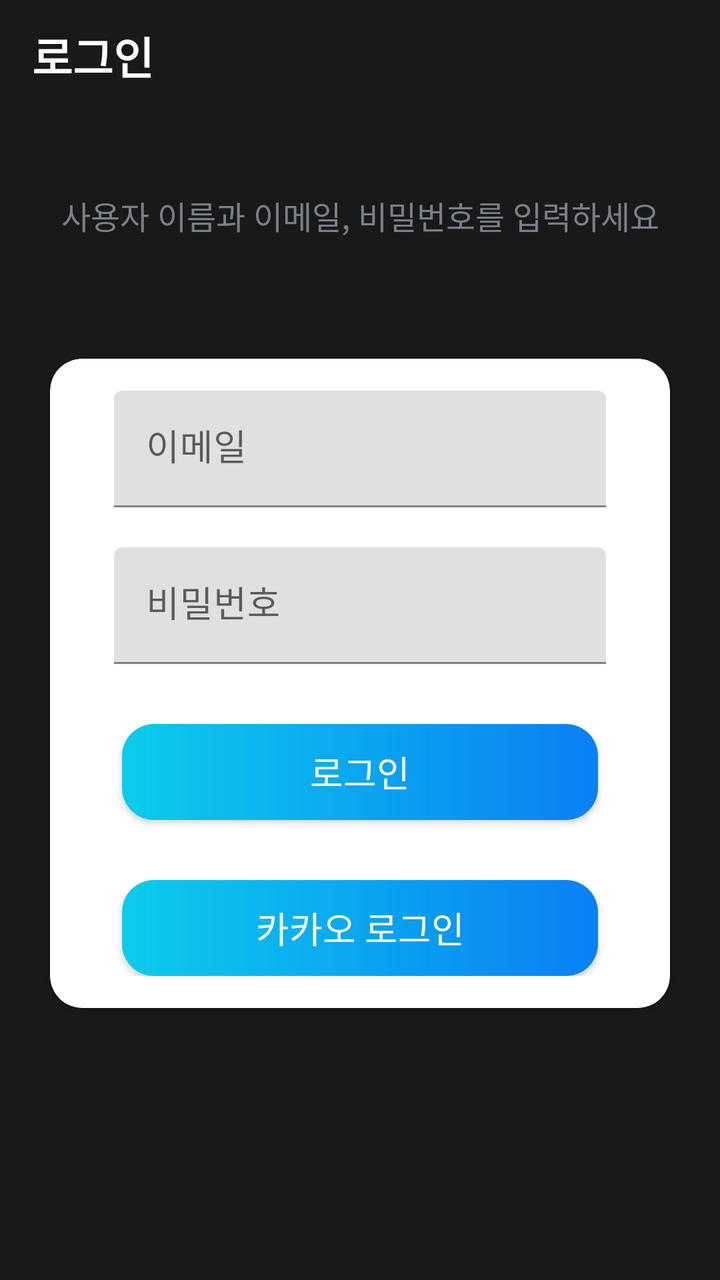
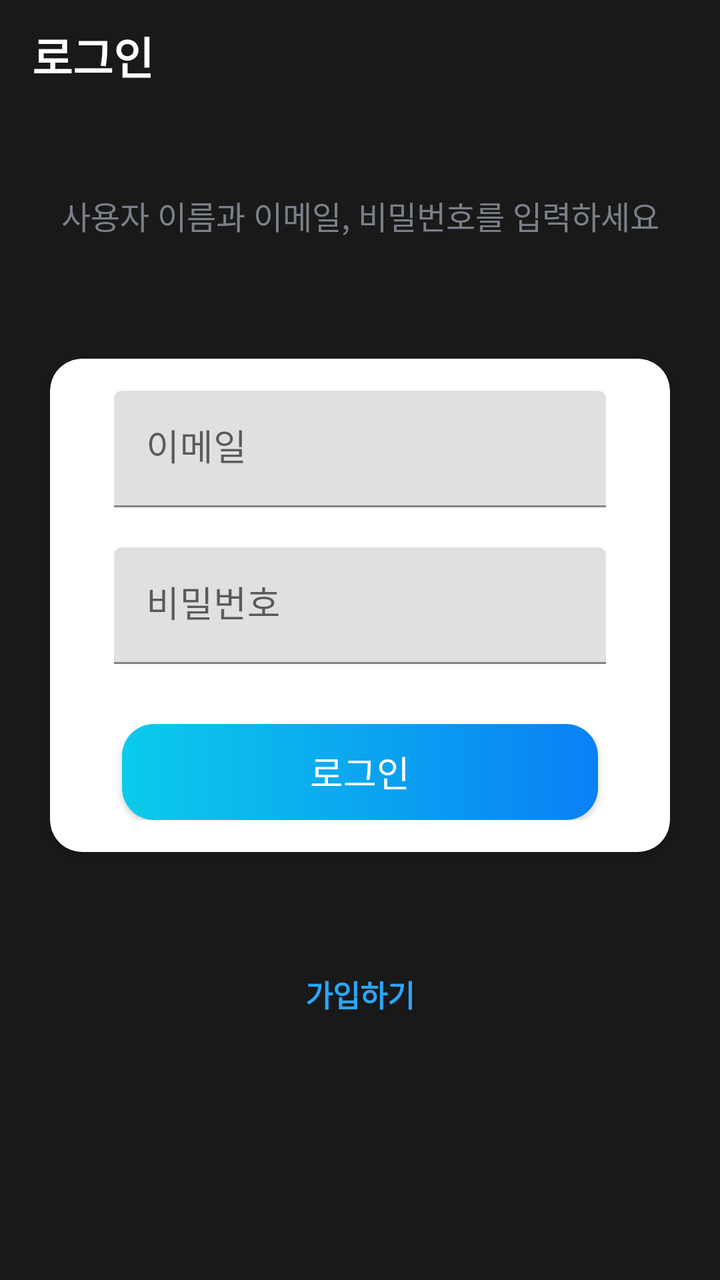

Two renders of the same Android screen: before a commit and after it. Below are the layout's source before the change and the commit's diff.
<!-- AndroidManifest.xml: activity theme AppTheme.NoActionBar -->
<!-- res/layout/activity_sign_in.xml -->
<?xml version="1.0" encoding="utf-8"?>
<layout xmlns:android="http://schemas.android.com/apk/res/android"
    xmlns:app="http://schemas.android.com/apk/res-auto"
    xmlns:tools="http://schemas.android.com/tools">

    <data>

    </data>

    <LinearLayout
        android:layout_width="match_parent"
        android:layout_height="match_parent"
        android:background="@color/default_background"
        android:orientation="vertical"
        tools:context=".ui.login.SignInActivity">

        <androidx.appcompat.widget.Toolbar
            android:id="@+id/toolbar_sign_in"
            android:layout_width="match_parent"
            android:elevation="@dimen/toolbar_elevation"
            android:layout_height="?attr/actionBarSize">

            <TextView
                android:id="@+id/tv_sign_in_title"
                android:layout_width="match_parent"
                android:layout_height="match_parent"
                android:gravity="center_vertical"
                android:text="@string/sign_in"
                style="@style/CustomToolbarTitle"
                android:textColor="@color/white" />

        </androidx.appcompat.widget.Toolbar>

        <LinearLayout
            android:layout_width="match_parent"
            android:layout_height="match_parent"
            android:layout_gravity="center"
            android:layout_marginTop="@dimen/authentication_screen_content_marginTop"
            android:orientation="vertical">

            <TextView
                android:layout_width="match_parent"
                android:layout_height="wrap_content"
                android:gravity="center"
                android:text="@string/sign_in_description_text"
                android:textColor="@color/secondary_text_color"
                android:textSize="@dimen/authentication_description_text_size" />

            <androidx.cardview.widget.CardView
                android:layout_width="match_parent"
                android:layout_height="wrap_content"
                android:layout_marginStart="@dimen/authentication_screen_marginStartEnd"
                android:layout_marginTop="@dimen/authentication_screen_marginTop"
                android:layout_marginEnd="@dimen/authentication_screen_marginStartEnd"
                android:elevation="@dimen/card_view_elevation"
                app:cardCornerRadius="@dimen/card_view_corner_radius">

                <LinearLayout
                    android:layout_width="match_parent"
                    android:layout_height="wrap_content"
                    android:orientation="vertical"
                    android:padding="@dimen/card_view_layout_content_padding">

                    <com.google.android.material.textfield.TextInputLayout
                        android:layout_width="match_parent"
                        android:layout_height="wrap_content"
                        android:layout_marginStart="@dimen/authentication_screen_til_marginStartEnd"
                        android:layout_marginEnd="@dimen/authentication_screen_til_marginStartEnd">

                        <androidx.appcompat.widget.AppCompatEditText
                            android:id="@+id/et_sign_in_email"
                            android:layout_width="match_parent"
                            android:layout_height="wrap_content"
                            android:hint="@string/email"
                            android:inputType="textEmailAddress"
                            android:textSize="@dimen/et_text_size" />
                    </com.google.android.material.textfield.TextInputLayout>

                    <com.google.android.material.textfield.TextInputLayout
                        android:layout_width="match_parent"
                        android:layout_height="wrap_content"
                        android:layout_marginStart="@dimen/authentication_screen_til_marginStartEnd"
                        android:layout_marginTop="@dimen/authentication_screen_til_marginTop"
                        android:layout_marginEnd="@dimen/authentication_screen_til_marginStartEnd">

                        <androidx.appcompat.widget.AppCompatEditText
                            android:id="@+id/et_sign_in_password"
                            android:layout_width="match_parent"
                            android:layout_height="wrap_content"
                            android:hint="@string/password"
                            android:inputType="textPassword"
                            android:textSize="@dimen/et_text_size" />
                    </com.google.android.material.textfield.TextInputLayout>

                    <Button
                        android:id="@+id/btn_sign_in"
                        android:layout_width="match_parent"
                        android:layout_height="wrap_content"
                        android:layout_gravity="center"
                        android:layout_marginStart="@dimen/btn_marginStartEnd"
                        android:layout_marginTop="@dimen/sign_up_screen_btn_marginTop"
                        android:layout_marginEnd="@dimen/btn_marginStartEnd"
                        android:background="@drawable/bg_btn_round_blue"
                        android:foreground="?attr/selectableItemBackground"
                        android:gravity="center"
                        android:paddingTop="@dimen/btn_paddingTopBottom"
                        android:paddingBottom="@dimen/btn_paddingTopBottom"
                        android:text="@string/sign_in"
                        android:textColor="@android:color/white"
                        android:textSize="@dimen/btn_text_size" />

                    <Button
                        android:id="@+id/btn_sign_in_kakao"
                        android:layout_width="match_parent"
                        android:layout_height="wrap_content"
                        android:layout_gravity="center"
                        android:layout_marginStart="@dimen/btn_marginStartEnd"
                        android:layout_marginTop="@dimen/sign_up_screen_btn_marginTop"
                        android:layout_marginEnd="@dimen/btn_marginStartEnd"
                        android:background="@drawable/bg_btn_round_blue"
                        android:foreground="?attr/selectableItemBackground"
                        android:gravity="center"
                        android:paddingTop="@dimen/btn_paddingTopBottom"
                        android:paddingBottom="@dimen/btn_paddingTopBottom"
                        android:text="카카오 로그인"
                        android:textColor="@android:color/white"
                        android:textSize="@dimen/btn_text_size" />

                </LinearLayout>
            </androidx.cardview.widget.CardView>
        </LinearLayout>
    </LinearLayout>
</layout>
<!-- resources referenced by this layout -->
<resources>
  <color name="default_background">#191919</color>
  <color name="secondary_text_color">#7A8089</color>
  <color name="white">#FFFFFFFF</color>
  <dimen name="authentication_description_text_size">16sp</dimen>
  <dimen name="authentication_screen_content_marginTop">40dp</dimen>
  <dimen name="authentication_screen_marginStartEnd">25dp</dimen>
  <dimen name="authentication_screen_marginTop">60dp</dimen>
  <dimen name="authentication_screen_til_marginStartEnd">16dp</dimen>
  <dimen name="authentication_screen_til_marginTop">20dp</dimen>
  <dimen name="btn_marginStartEnd">20dp</dimen>
  <dimen name="btn_paddingTopBottom">8dp</dimen>
  <dimen name="btn_text_size">18sp</dimen>
  <dimen name="card_view_corner_radius">16dp</dimen>
  <dimen name="card_view_elevation">10dp</dimen>
  <dimen name="card_view_layout_content_padding">16dp</dimen>
  <dimen name="et_text_size">18sp</dimen>
  <dimen name="sign_up_screen_btn_marginTop">30dp</dimen>
  <dimen name="toolbar_elevation">0dp</dimen>
  <!-- drawable bg_btn_round_blue (drawable) -->
  <?xml version="1.0" encoding="utf-8"?>
  <shape xmlns:android="http://schemas.android.com/apk/res/android"
      android:shape="rectangle">
  
      <gradient
          android:angle="360"
          android:endColor="#0A80F5"
          android:startColor="#0BCCEB"
          android:type="linear" />
  
      <corners android:radius="16dp" />
  </shape>
  <string name="email">이메일</string>
  <string name="password">비밀번호</string>
  <string name="sign_in">로그인</string>
  <string name="sign_in_description_text">사용자 이름과 이메일, 비밀번호를 입력하세요</string>
  <style name="CustomToolbarTitle" parent="TextAppearance.Widget.AppCompat.Toolbar.Title">
          <item name="android:textStyle">bold</item>
          <item name="android:textSize">22sp</item>
      </style>
  <style name="AppTheme.NoActionBar">
          <item name="windowActionBar">false</item>
          <item name="windowNoTitle">true</item>
          <item name="android:statusBarColor">@color/default_background</item>
          <item name="android:navigationBarColor">@color/default_background</item>
      </style>
</resources>

<!-- the commit's change to res/layout/activity_sign_in.xml (unified diff, before → after) -->
@@ -110,6 +110,7 @@
                         android:textSize="@dimen/btn_text_size" />
 
                     <Button
+                        android:visibility="gone"
                         android:id="@+id/btn_sign_in_kakao"
                         android:layout_width="match_parent"
                         android:layout_height="wrap_content"
@@ -128,6 +129,17 @@
 
                 </LinearLayout>
             </androidx.cardview.widget.CardView>
+            <TextView
+                android:id="@+id/btn_sign_up"
+                android:layout_width="wrap_content"
+                android:layout_height="wrap_content"
+                android:gravity="center"
+                android:text="@string/sign_up"
+                android:textSize="15sp"
+                android:textStyle="bold"
+                android:textColor="@color/united_nations_blue"
+                android:layout_gravity="center"
+                android:layout_marginTop="60dp"/>
         </LinearLayout>
     </LinearLayout>
 </layout>
<!-- resource entries referenced after the edit -->
@@ -2,6 +2,7 @@
 <resources>
   <color name="default_background">#191919</color>
   <color name="secondary_text_color">#7A8089</color>
+  <color name="united_nations_blue">#2BA6F7</color>
   <color name="white">#FFFFFFFF</color>
   <dimen name="authentication_description_text_size">16sp</dimen>
   <dimen name="authentication_screen_content_marginTop">40dp</dimen>
@@ -35,6 +36,7 @@
   <string name="password">비밀번호</string>
   <string name="sign_in">로그인</string>
   <string name="sign_in_description_text">사용자 이름과 이메일, 비밀번호를 입력하세요</string>
+  <string name="sign_up">가입하기</string>
   <style name="CustomToolbarTitle" parent="TextAppearance.Widget.AppCompat.Toolbar.Title">
           <item name="android:textStyle">bold</item>
           <item name="android:textSize">22sp</item>
